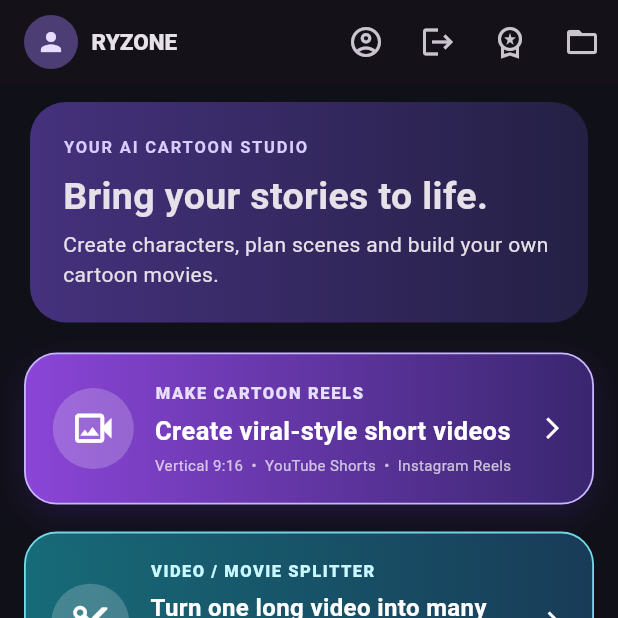
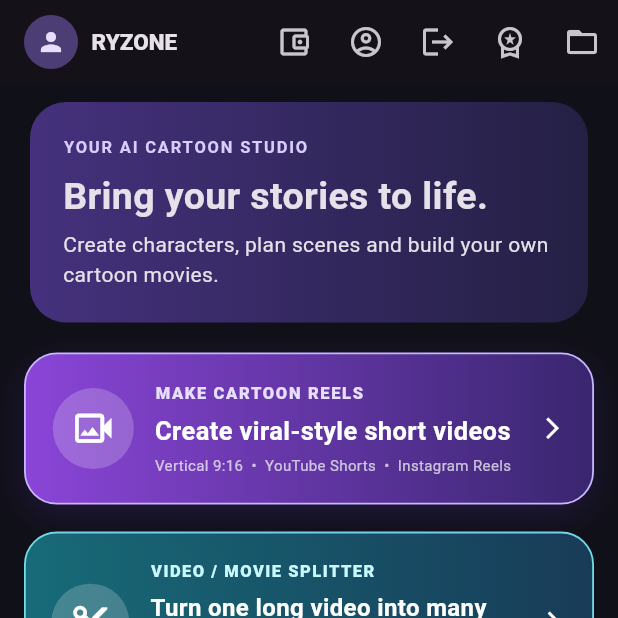
Before and after one commit to Riyaz786ryz/RYZON-AI, a Flutter app: the screen it shows once a user with an empty profile is signed in, on a phone screen of 412 x 824 dp, the top half of it. Run offline on Flutter 3.47's test engine with Material 3 defaults, Android fonts, the phone set to English and light mode, and no system bars; our stand-ins replace audioplayers, firebase_auth, firebase_core, google_sign_in, image_picker, share_plus and 1 more; missing offline and left inert: ffmpeg_kit_flutter_new, google_mlkit_face_detection, in_app_update, video_trimmer; accounts and stored records are empty.

Commit message:
Add wallet access from RYZONE home toolbar

```diff
--- a/android-app/lib/main.dart
+++ b/android-app/lib/main.dart
@@ -9,6 +9,7 @@ import 'dart:convert';
 import 'package:http/http.dart' as http;
 import 'ai_creative_studio.dart';
 import 'create_cartoon_video.dart';
+import 'wallet_screen.dart';
 import 'package:firebase_auth/firebase_auth.dart';
 import 'package:firebase_core/firebase_core.dart';
 import 'package:google_sign_in/google_sign_in.dart';
@@ -307,6 +308,13 @@ class HomeScreen extends StatelessWidget {
             },
           ),
           actions: [
+            IconButton(
+              tooltip: 'My Wallet',
+              onPressed: () => Navigator.of(context).push(
+                MaterialPageRoute<void>(builder: (_) => const WalletScreen()),
+              ),
+              icon: const Icon(Icons.account_balance_wallet_outlined),
+            ),
             IconButton(
               tooltip: 'My Profile',
               onPressed: () => Navigator.of(context).push(
```
